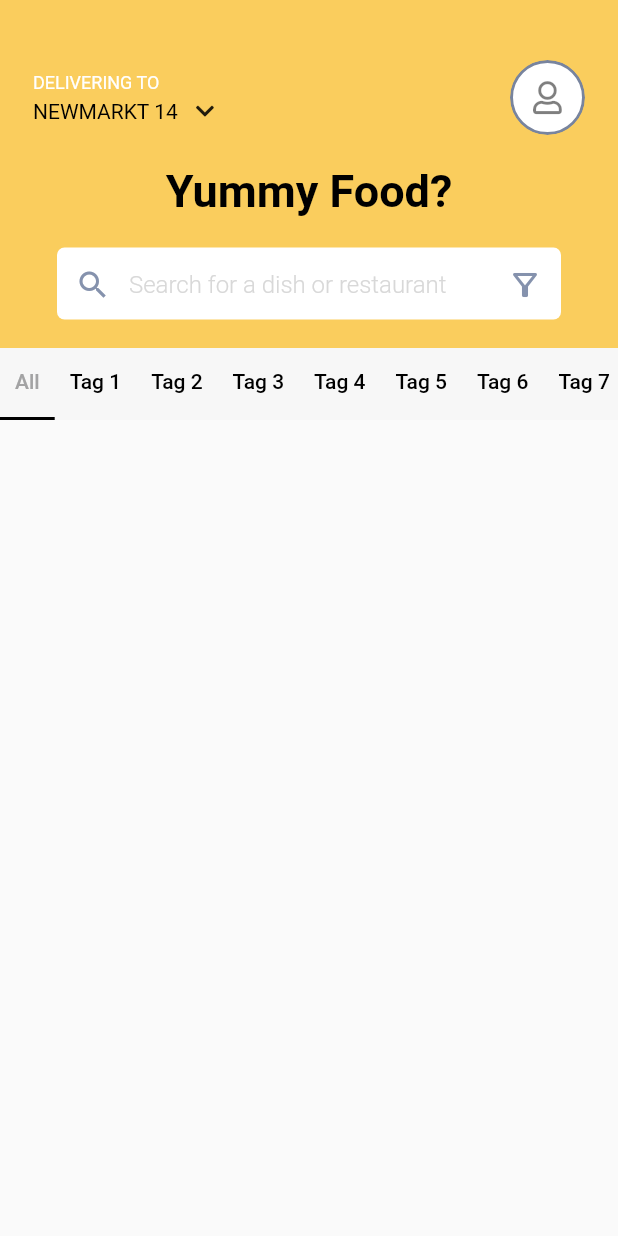
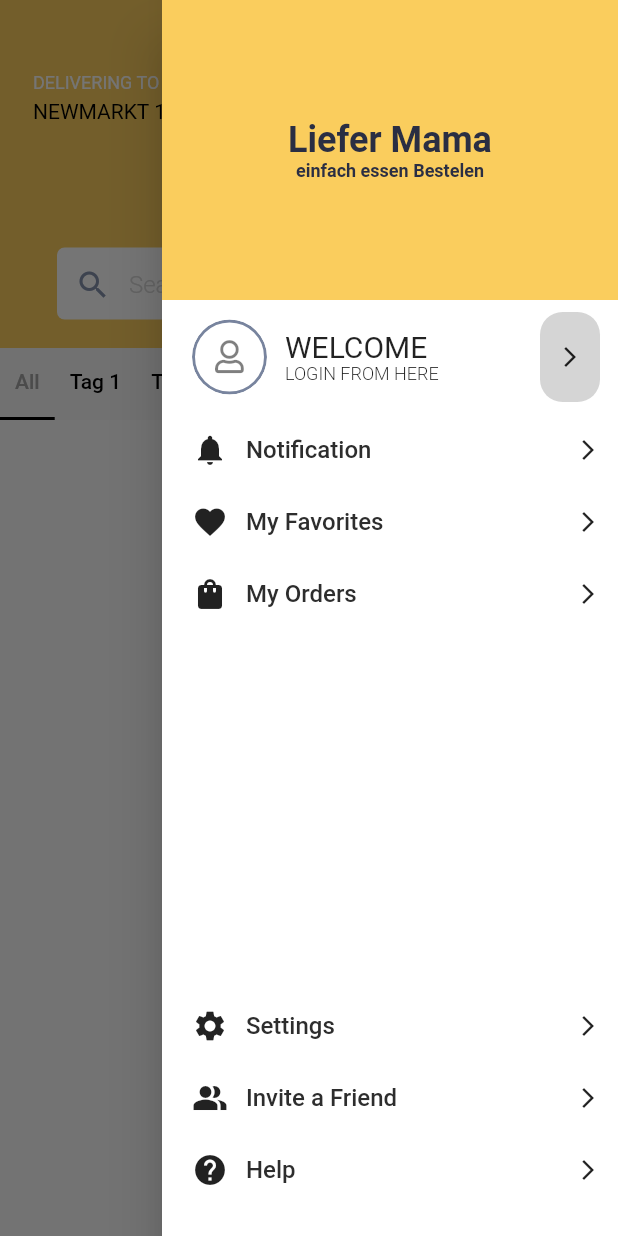
Before and after one commit to walidashik/test, a Flutter app: the screen it shows after launch, after a tap on an icon or button, on a phone screen of 412 x 824 dp. Run offline on Flutter 3.47's test engine with Material 2 defaults, Android fonts, the phone set to English and light mode, and no system bars; our stand-ins replace cached_network_image, flutter_rating_bar, font_awesome_flutter, get; network calls fail.

Commit message:
Implement end drawer

```diff
--- a/lib/ui/home/home_page.dart
+++ b/lib/ui/home/home_page.dart
@@ -2,6 +2,7 @@ import 'package:flutter/material.dart';
 import 'package:flutter/services.dart';
 import 'package:font_awesome_flutter/font_awesome_flutter.dart';
 import 'package:test_project/core/color.dart';
+import 'package:test_project/ui/home/widget/app_drawer.dart';
 import 'package:test_project/ui/home/widget/tab_all_page.dart';
 import 'package:test_project/ui/home/widget/search_view.dart';
 import 'package:test_project/ui/home/widget/tab_page.dart';
@@ -20,7 +21,7 @@ class _HomePageState extends State<HomePage>
   late TextEditingController _searchController;
   final _tagLength = 10;
   final _deliveringLocation = 'NEWMARKT 14';
-
+  final GlobalKey<ScaffoldState> _key = GlobalKey();
   @override
   void initState() {
     super.initState();
@@ -42,6 +43,8 @@ class _HomePageState extends State<HomePage>
   @override
   Widget build(BuildContext context) {
     return Scaffold(
+      key: _key,
+      endDrawer: const AppDrawer(),
       body: NestedScrollView(
         headerSliverBuilder: (context, innerBoxScrolled) {
           return <Widget>[
@@ -50,6 +53,7 @@ class _HomePageState extends State<HomePage>
               floating: true,
               pinned: true,
               backgroundColor: const Color(0XFFF7F7F7),
+              actions: <Widget>[Container()],
               flexibleSpace: FlexibleSpaceBar(
                 background: Container(
                   color: AppColor.primary,
@@ -141,8 +145,11 @@ class _HomePageState extends State<HomePage>
       children: [
         _buildLocationView(),
         const Spacer(),
-        const UserIcon(
-          onTap: null,
+        UserIcon(
+          onTap: () {
+            debugPrint('called');
+            _key.currentState!.openEndDrawer();
+          }
         ),
       ],
     );
--- /dev/null
+++ b/lib/ui/home/widget/app_drawer.dart
@@ -0,0 +1,56 @@
+import 'package:flutter/material.dart';
+import 'package:test_project/ui/home/widget/drawer_header.dart';
+import 'package:test_project/ui/home/widget/drawer_item.dart';
+import 'package:test_project/ui/home/widget/drawer_login_button.dart';
+
+class AppDrawer extends StatelessWidget {
+  const AppDrawer({Key? key}) : super(key: key);
+
+  @override
+  Widget build(BuildContext context) {
+    return Drawer(
+      backgroundColor: Colors.white,
+      child: Column(
+        mainAxisAlignment: MainAxisAlignment.start,
+        children: [
+          const AppDrawerHeader(),
+          DrawerLoginButton(
+            onTap: () {},
+          ),
+          DrawerItem(
+            name: 'Notification',
+            icon: Icons.notifications,
+            onTap: () {},
+          ),
+          DrawerItem(
+            name: 'My Favorites',
+            icon: Icons.favorite,
+            onTap: () {},
+          ),
+          DrawerItem(
+            name: 'My Orders',
+            icon: Icons.shopping_bag,
+            onTap: () {},
+          ),
+          const Spacer(),
+          DrawerItem(
+            name: 'Settings',
+            icon: Icons.settings,
+            onTap: () {},
+          ),
+          DrawerItem(
+            name: 'Invite a Friend',
+            icon: Icons.people_alt,
+            onTap: () {},
+          ),
+          DrawerItem(
+            name: 'Help',
+            icon: Icons.help,
+            onTap: () {},
+          ),
+          const SizedBox(height: 20),
+        ],
+      ),
+    );
+  }
+}
--- /dev/null
+++ b/lib/ui/home/widget/drawer_header.dart
@@ -0,0 +1,38 @@
+import 'package:flutter/material.dart';
+import 'package:test_project/core/color.dart';
+
+class AppDrawerHeader extends StatelessWidget {
+  const AppDrawerHeader({Key? key}) : super(key: key);
+
+  @override
+  Widget build(BuildContext context) {
+    return Container(
+      height: 200,
+      width: double.maxFinite,
+      color: AppColor.primary,
+      child: Column(
+        mainAxisSize: MainAxisSize.min,
+        mainAxisAlignment: MainAxisAlignment.center,
+        crossAxisAlignment: CrossAxisAlignment.center,
+        children: const [
+           Text(
+            'Liefer Mama',
+            style: TextStyle(
+              color: Color(0XFF2A2E43),
+              fontSize: 24,
+              fontWeight: FontWeight.bold,
+            ),
+          ),
+          Text(
+            'einfach essen Bestelen',
+            style: TextStyle(
+              color: Color(0XFF2A2E43),
+              fontSize: 12,
+              fontWeight: FontWeight.bold,
+            ),
+          )
+        ],
+      ),
+    );
+  }
+}
--- /dev/null
+++ b/lib/ui/home/widget/drawer_item.dart
@@ -0,0 +1,53 @@
+import 'package:flutter/material.dart';
+
+class DrawerItem extends StatelessWidget {
+  const DrawerItem({
+    Key? key,
+    required this.name,
+    required this.icon,
+    required this.onTap,
+  }) : super(key: key);
+
+  final String name;
+  final IconData icon;
+  final Function()? onTap;
+
+  @override
+  Widget build(BuildContext context) {
+    return InkWell(
+        onTap: () {
+          Navigator.of(context).pop();
+          onTap?.call();
+        },
+        child: Padding(
+          padding:
+              const EdgeInsets.only(top: 12.0, bottom: 12.0, left: 20, right: 12),
+          child: Row(
+            mainAxisAlignment: MainAxisAlignment.start,
+            crossAxisAlignment: CrossAxisAlignment.center,
+            children: [
+              Icon(
+                icon,
+                size: 24,
+              ),
+              const SizedBox(
+                width: 12,
+              ),
+              Text(
+                name,
+                style: const TextStyle(
+                  color: Color(0XFF2D2D2D),
+                  fontSize: 16,
+                  fontWeight: FontWeight.w500
+                ),
+              ),
+              const Spacer(),
+              const Icon(
+                Icons.arrow_forward_ios_sharp,
+                size: 16,
+              ),
+            ],
+          ),
+        ));
+  }
+}
--- /dev/null
+++ b/lib/ui/home/widget/drawer_login_button.dart
@@ -0,0 +1,74 @@
+import 'package:flutter/material.dart';
+import 'package:test_project/ui/home/widget/user_icon.dart';
+
+class DrawerLoginButton extends StatelessWidget {
+  const DrawerLoginButton({
+    Key? key,
+    required this.onTap,
+  }) : super(key: key);
+  final Function()? onTap;
+
+  @override
+  Widget build(BuildContext context) {
+    return InkWell(
+      onTap: () {
+        onTap?.call();
+      },
+      child: Container(
+        padding: const EdgeInsets.only(left: 20, right: 12, top: 8, bottom: 8),
+        child: Row(
+          mainAxisAlignment: MainAxisAlignment.start,
+          children: [
+            const UserIcon(
+              height: 50,
+              width: 50,
+            ),
+            const SizedBox(
+              width: 12,
+            ),
+            Column(
+              mainAxisAlignment: MainAxisAlignment.start,
+              crossAxisAlignment: CrossAxisAlignment.start,
+              children: const [
+                Text(
+                  'WELCOME',
+                  style: TextStyle(
+                    fontWeight: FontWeight.w400,
+                    fontSize: 20,
+                  ),
+                ),
+                SizedBox(
+                  width: 12,
+                ),
+                Text(
+                  'LOGIN FROM HERE',
+                  style: TextStyle(
+                    fontWeight: FontWeight.w300,
+                    fontSize: 12,
+                  ),
+                ),
+              ],
+            ),
+            const Spacer(),
+            Container(
+              height: 60,
+              width: 40,
+              decoration: BoxDecoration(
+                color: const Color(0XFF2D2D2D).withOpacity(0.2),
+                borderRadius: const BorderRadius.all(
+                  Radius.circular(15),
+                ),
+              ),
+              child: const Center(
+                child: Icon(
+                  Icons.arrow_forward_ios_sharp,
+                  size: 16,
+                ),
+              ),
+            ),
+          ],
+        ),
+      ),
+    );
+  }
+}
--- a/lib/ui/home/widget/user_icon.dart
+++ b/lib/ui/home/widget/user_icon.dart
@@ -3,8 +3,11 @@ import 'package:font_awesome_flutter/font_awesome_flutter.dart';
 import 'package:test_project/core/color.dart';
 
 class UserIcon extends StatelessWidget {
-  const UserIcon({Key? key, this.onTap}) : super(key: key);
+  const UserIcon({Key? key, this.onTap, this.height = 50, this.width = 50})
+      : super(key: key);
   final Function()? onTap;
+  final double height;
+  final double width;
 
   @override
   Widget build(BuildContext context) {
@@ -16,8 +19,8 @@ class UserIcon extends StatelessWidget {
         child: ClipRRect(
           borderRadius: BorderRadius.circular(25.0),
           child: Container(
-            height: 50,
-            width: 50,
+            height: height,
+            width: width,
             decoration: BoxDecoration(
               shape: BoxShape.circle,
               border: Border.all(color: const Color(0XFF78849E), width: 2),
```
